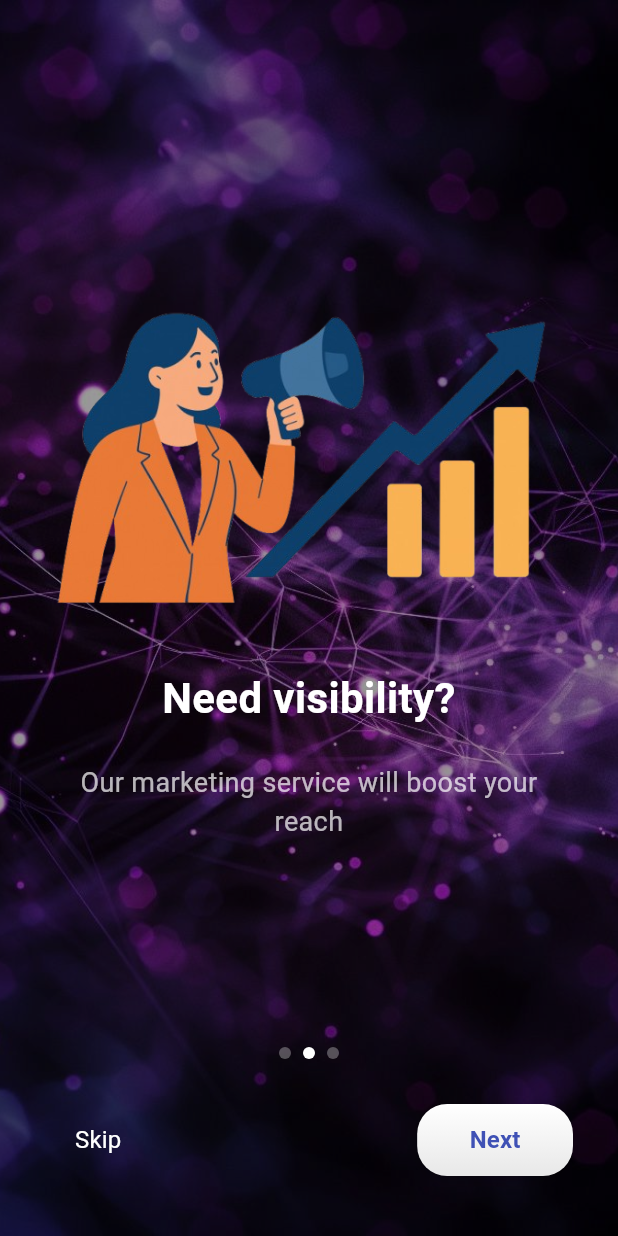
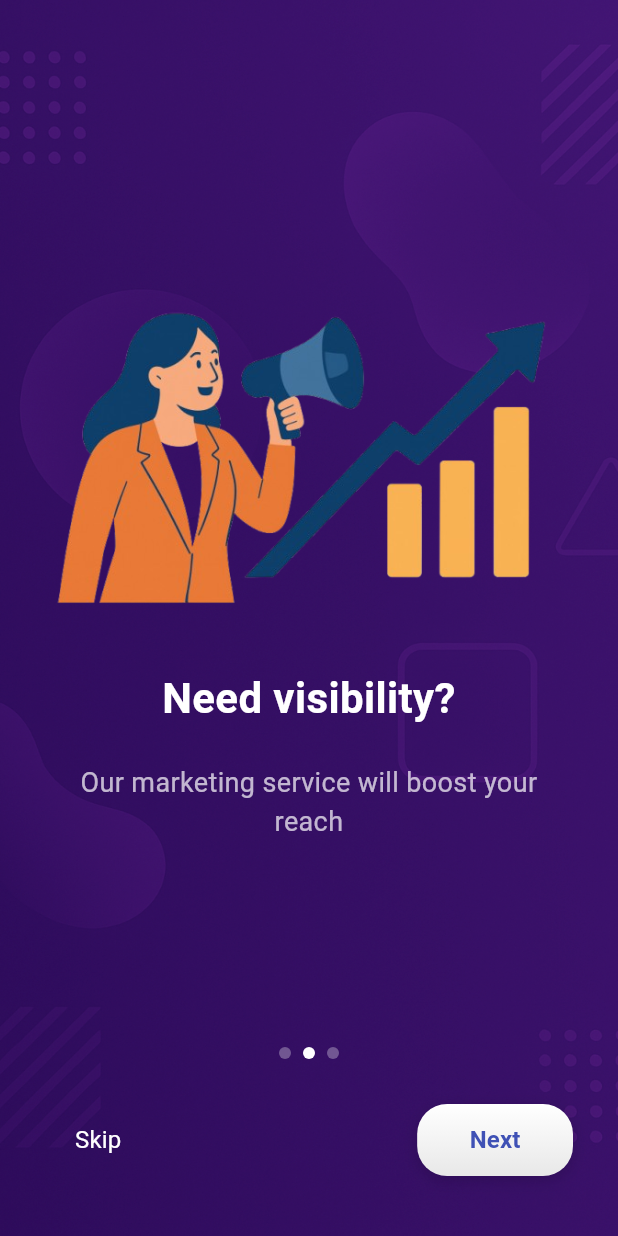
Before and after one commit to mouaddjidj/ComVest, a Flutter app: the screen it shows after launch, swiped to page 2, on a phone screen of 412 x 824 dp. Run offline on Flutter 3.47's test engine with Material 3 defaults, Android fonts, the phone set to English and light mode, and no system bars; drawn by our look-alikes of smooth_page_indicator.

Commit message:
change backgounf

```diff
--- a/lib/screens/onboarding_screen.dart
+++ b/lib/screens/onboarding_screen.dart
@@ -33,7 +33,7 @@ class _OnboardingScreenState extends State<OnboardingScreen> {
           Container(
             decoration: BoxDecoration(
               image: DecorationImage(
-                image: AssetImage('assets/images/onboarding_background.jpg'),
+                image: AssetImage('assets/images/onboarding_background.png'),
                 fit: BoxFit.cover,
               ),
             ),
--- a/pubspec.yaml
+++ b/pubspec.yaml
@@ -32,7 +32,7 @@ flutter:
   assets:
     - assets/images/
     # Specific image files used in your onboarding screens
-    - assets/images/onboarding_background.jpg  # Single background for all slides
+    - assets/images/onboarding_background.png  # Single background for all slides
     - assets/images/imag2.1.png                # First slide foreground image
     - assets/images/visibilite (1).png         # Second slide foreground image
     - assets/images/collaborez.png             # Third slide foreground image
```
Also changed, not shown: assets/images/onboarding_background.jpg (deleted), assets/images/onboarding_background.png (added).
